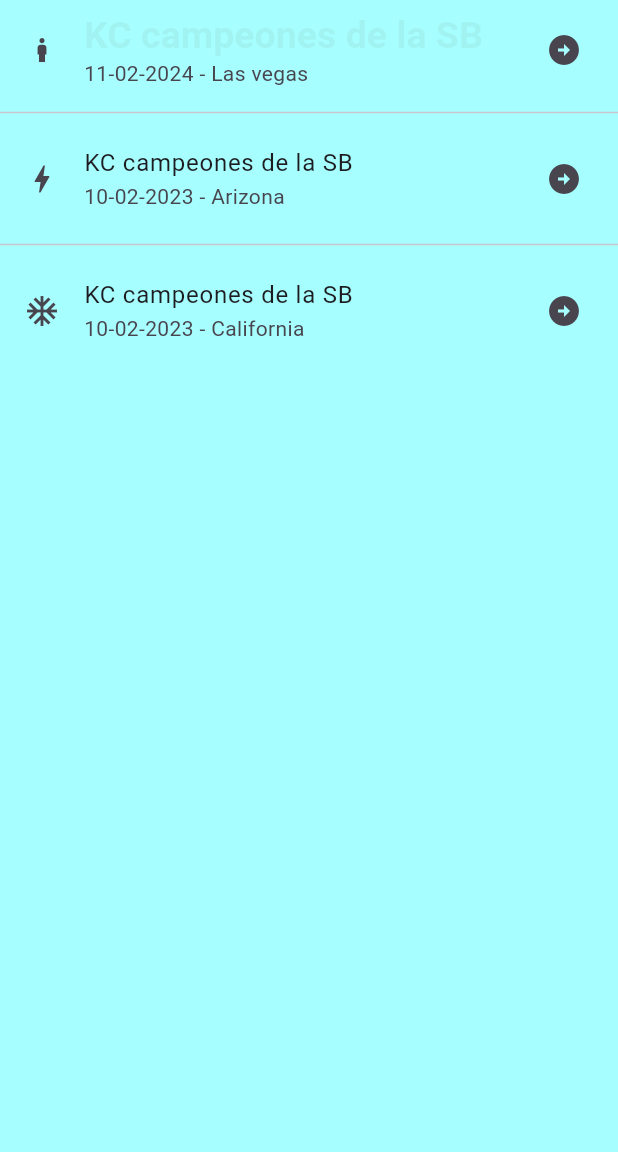
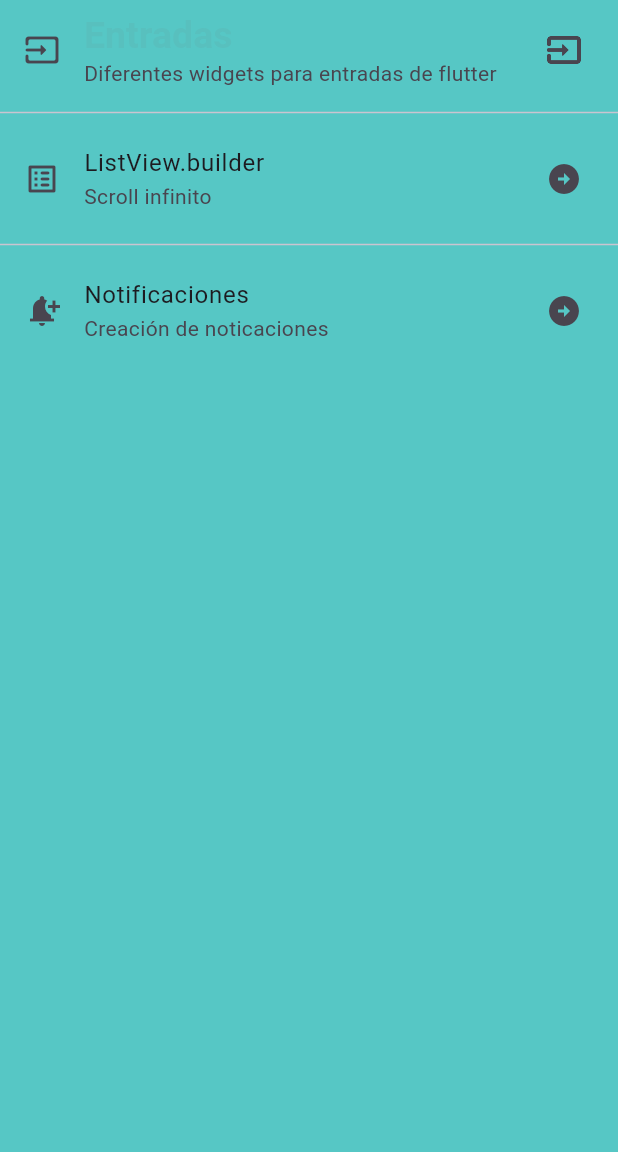
Before and after one commit to DiegoARomeroH/componentes_Flutter, a Flutter app: the screen it shows after launch, on a phone screen of 412 x 824 dp, the part 84-1236 px from its top. Run offline on Flutter 3.47's test engine with Material 3 defaults, Android fonts, the phone set to English and light mode, and no system bars.

Commit message:
Changing the content of the listitles

```diff
--- a/lib/home_screen.dart
+++ b/lib/home_screen.dart
@@ -12,25 +12,27 @@ class HomeScreen extends StatelessWidget {
         body: ListView(
           children: [
             ListTile(
-              leading: const Icon(Icons.boy),
-              title: Text('KC campeones de la SB',
+              leading: const Icon(Icons.input_rounded),
+              title: Text('Entradas',
               style: Theme.of(context).textTheme.headlineLarge,
               ),
-              subtitle: const Text('11-02-2024 - Las vegas'),
-              trailing: const Icon(Icons.arrow_circle_right),
+              subtitle: const Text('Diferentes widgets para entradas de flutter'),
+              trailing: const Icon(Icons.input_outlined),
+            ),
+            const Divider(),
+
+            const ListTile(
+              leading:  Icon(Icons.list_alt_rounded),
+              title: Text('ListView.builder'),
+              subtitle: Text('Scroll infinito'),
+              trailing: Icon(Icons.arrow_circle_right),
+
             ),
             const Divider(),
             const ListTile(
-              leading:  Icon(Icons.bolt),
-              title: Text('KC campeones de la SB'),
-              subtitle: Text('10-02-2023 - Arizona'),
-              trailing: Icon(Icons.arrow_circle_right),
-            ),
-            const Divider(),
-            const ListTile(
-              leading: Icon(Icons.ac_unit),
-              title: Text('KC campeones de la SB'),
-              subtitle: Text('10-02-2023 - California'),
+              leading: Icon(Icons.notification_add),
+              title: Text('Notificaciones'),
+              subtitle: Text('Creación de noticaciones'),
               trailing: Icon(Icons.arrow_circle_right),
             ),
           ],
--- a/lib/main_app.dart
+++ b/lib/main_app.dart
@@ -10,14 +10,13 @@ class MainApp extends StatelessWidget {
       debugShowCheckedModeBanner: false,
       home: const HomeScreen(),
       theme: ThemeData(
-        scaffoldBackgroundColor: const Color.fromARGB(158, 111, 255, 253),
+        scaffoldBackgroundColor: const Color.fromARGB(169, 0, 170, 167),
         appBarTheme: const AppBarTheme(color: Color.fromARGB(248, 255, 200, 0)),
         textTheme: const TextTheme(
           headlineLarge: TextStyle(
             color: Color.fromARGB(21, 110, 110, 110),
             fontSize: 25.0,
             fontWeight: FontWeight.bold,
-            fontFamily: 'sans-serif',
           ),
 
         ),
```
